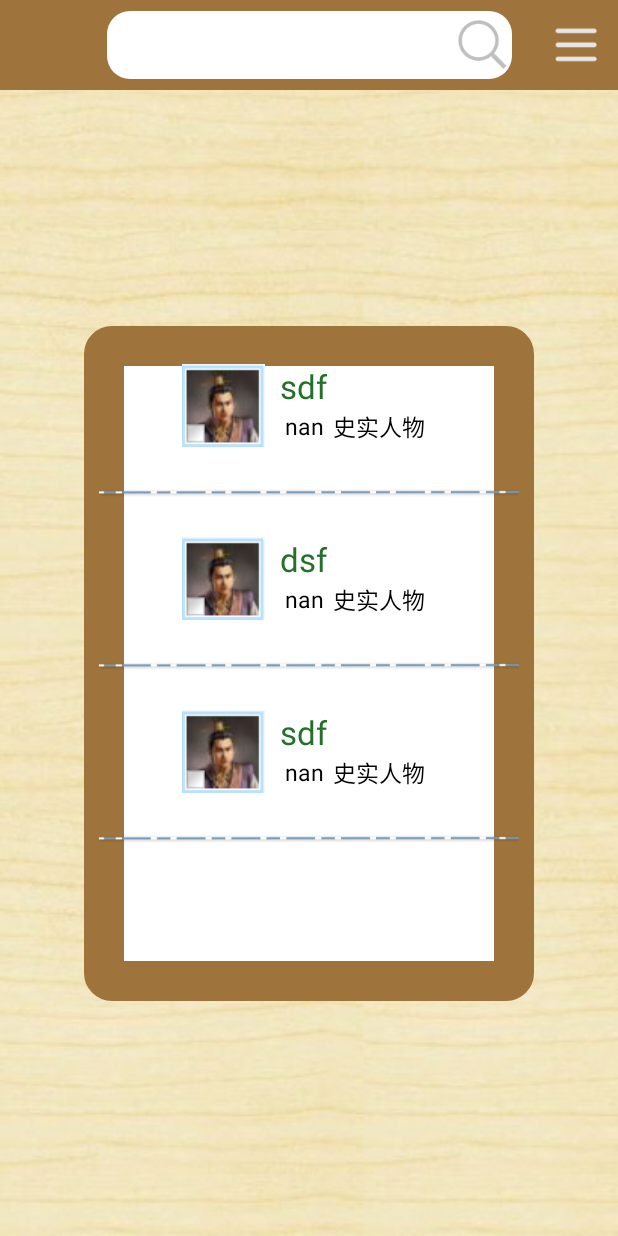
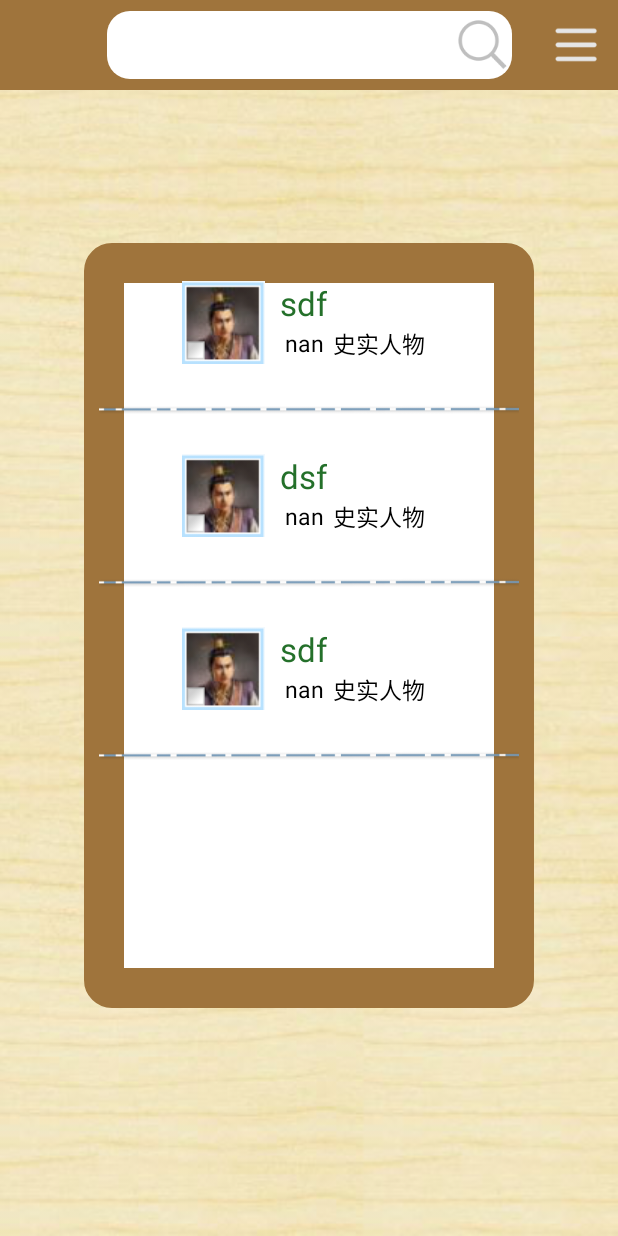
Before and after one commit to FideoJ/Threekingdom, an Android app: the screen it shows after launch (MainActivity), on a phone screen of 412 x 824 dp. Run offline under Robolectric (Android 15) with nearby library versions, the phone set to English and light mode, and no system bars; 1 statement that could not run was skipped.

Commit message:
fix main layout

```diff
--- a/app/src/main/res/layout/activity_main.xml
+++ b/app/src/main/res/layout/activity_main.xml
@@ -42,8 +42,9 @@
     <LinearLayout
         android:orientation="vertical"
         android:layout_width="300dp"
-        android:layout_height="450dp"
+        android:layout_height="510dp"
         android:padding="10dp"
+        android:layout_marginBottom="50dp"
         android:background="@drawable/listview_border"
         app:layout_constraintTop_toBottomOf="@+id/search_bar_background"
         app:layout_constraintBottom_toBottomOf="parent"
```
